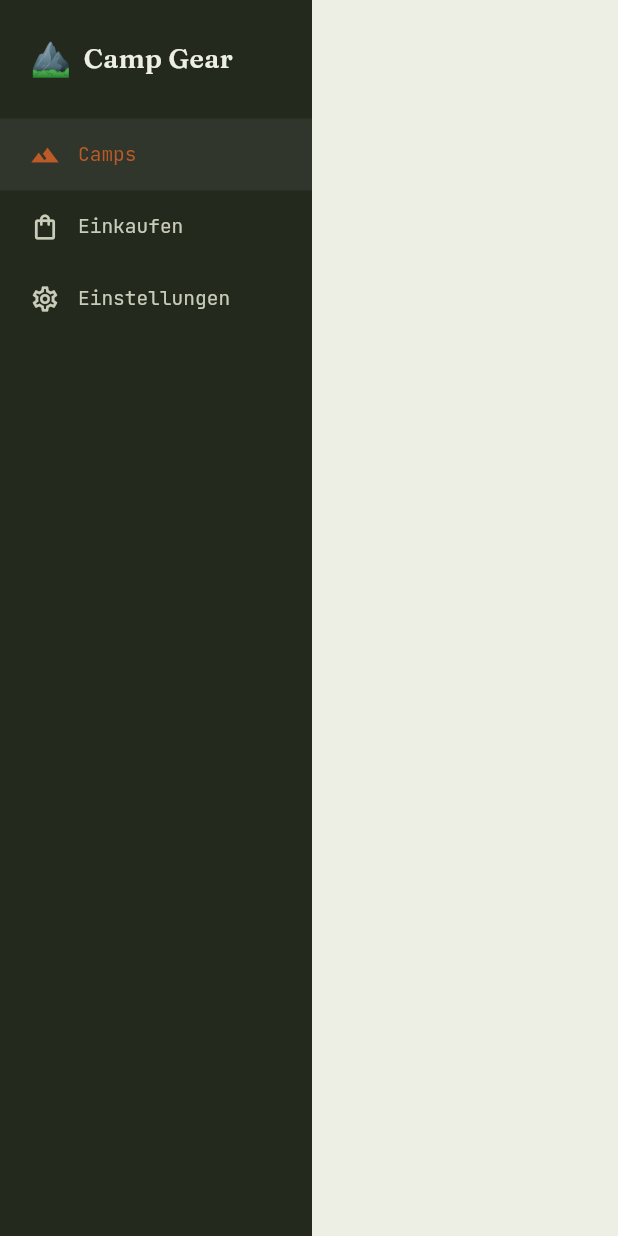
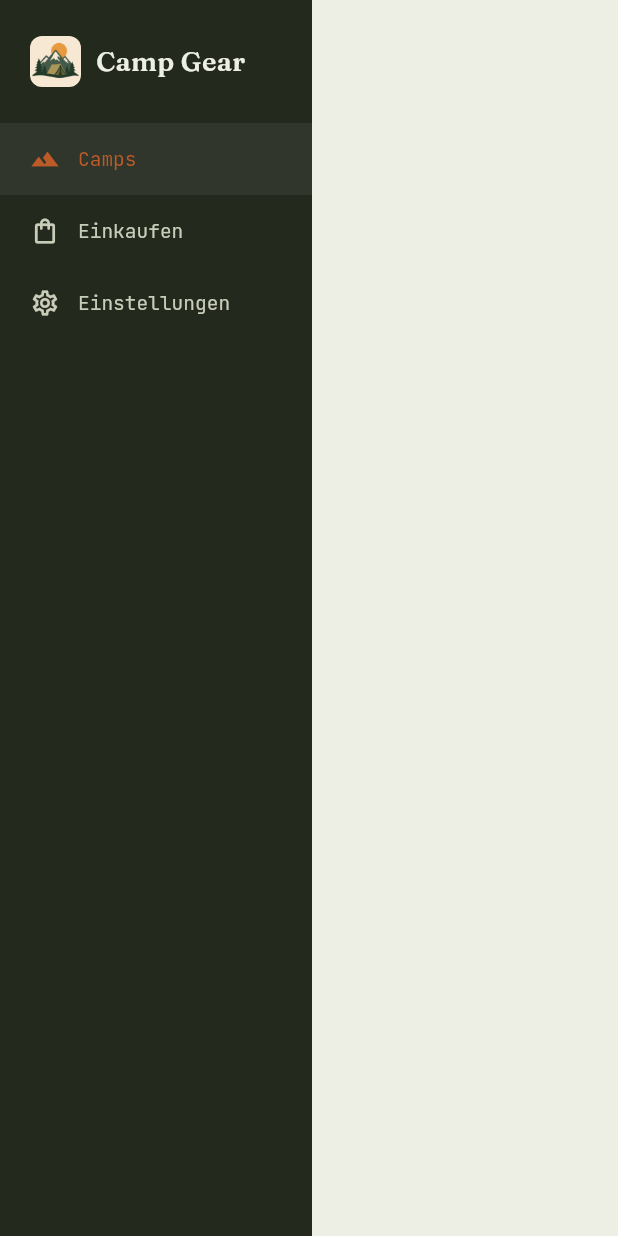
Before and after one commit to jubgyd/camping_gear_planner, a Flutter app: the _SideRail widget shown alone on an empty page, opened directly with empty values, on a phone screen of 412 x 824 dp. Run offline on Flutter 3.47's test engine with Material 3 defaults, Android fonts, the phone set to English and light mode, and no system bars; our stand-ins replace file_picker, flutter_riverpod, google_fonts, shared_preferences; accounts and stored records are empty.

Commit message:
Use custom camping icon for app icon and side-rail brand
Add assets/icon/app_icon.png (mountain/tent/sun logo) and wire it up:
- flutter_launcher_icons regenerates windows/runner/resources/app_icon.ico
  for the exe/taskbar/window icon
- side-rail brand shows the image (rounded) in place of the mountain emoji

Co-Authored-By: Claude Opus 4.8 <noreply@anthropic.com>

```diff
--- a/lib/app.dart
+++ b/lib/app.dart
@@ -95,8 +95,12 @@ class _SideRail extends StatelessWidget {
               padding: const EdgeInsets.fromLTRB(20, 24, 20, 24),
               child: Row(
                 children: [
-                  const Text('⛰', style: TextStyle(fontSize: 22)),
-                  const SizedBox(width: 8),
+                  ClipRRect(
+                    borderRadius: BorderRadius.circular(8),
+                    child: Image.asset('assets/icon/app_icon.png',
+                        width: 34, height: 34, fit: BoxFit.cover),
+                  ),
+                  const SizedBox(width: 10),
                   Flexible(
                     child: Text(context.t('app_name_short'),
                         style: AppText.display(18, color: p.onHeader)),
```
Also changed, not shown: pubspec.yaml (+11 -0 lines), assets/icon/app_icon.png (added), 1 other file.
